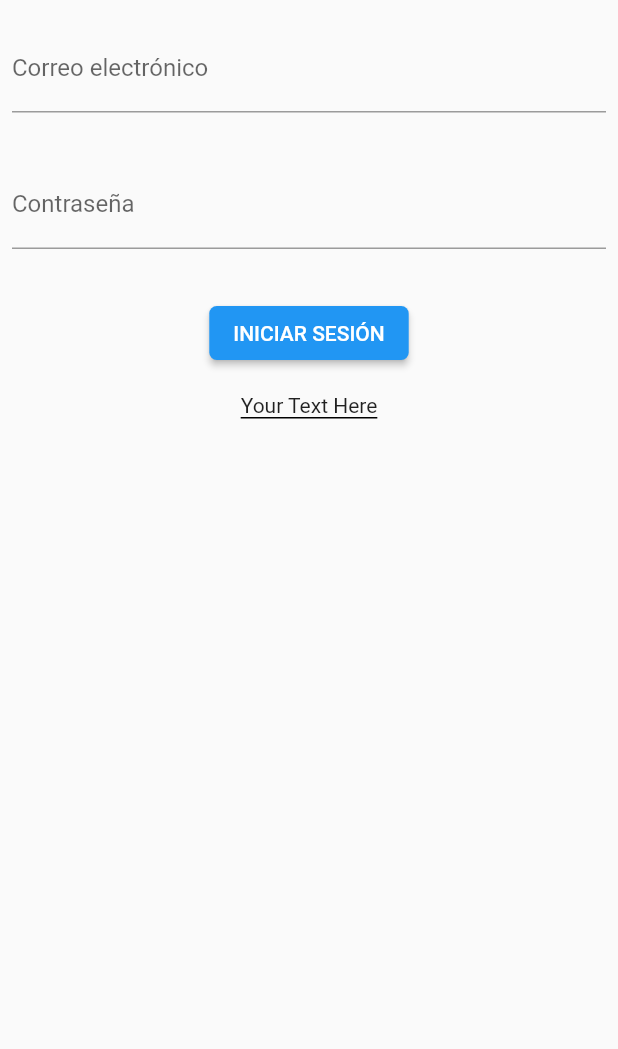
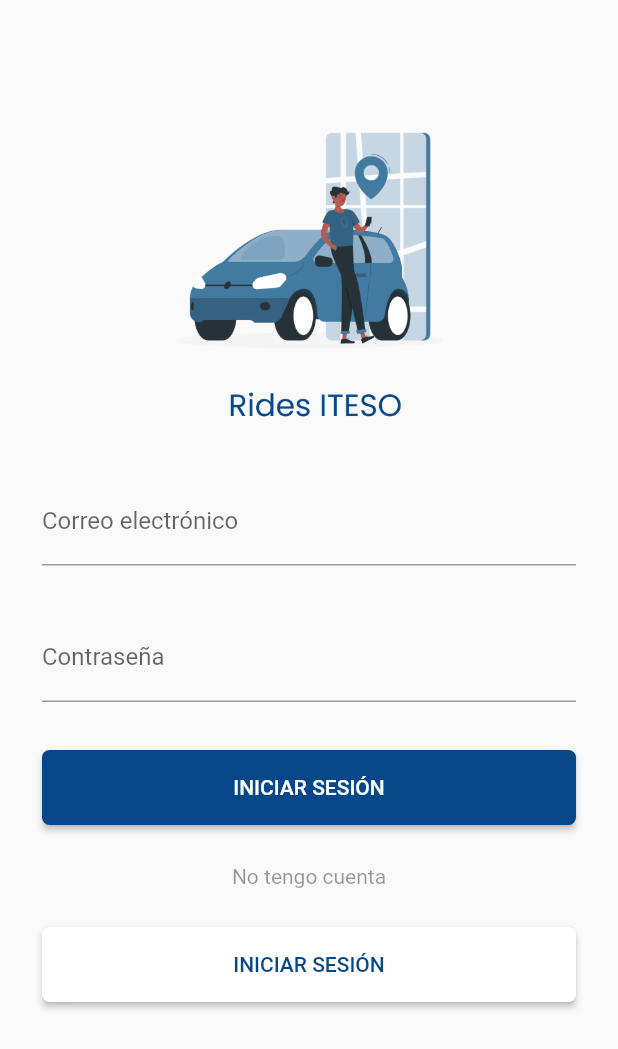
Before and after one commit to carlatalamantes/rides-iteso, a Flutter app: the screen it shows after launch, on a phone screen of 412 x 824 dp. Shown: the top 1049 px of the screen. Run offline on Flutter 3.47's test engine with Material 2 defaults, Android fonts, the phone set to English and light mode, and no system bars.

Commit message:
Login page done

```diff
--- a/lib/login/loginPage.dart
+++ b/lib/login/loginPage.dart
@@ -11,11 +11,21 @@ class _LoginPageState extends State<LoginPage> {
   @override
   Widget build(BuildContext context) {
     return Scaffold(
-        body: Container(
+        body: SingleChildScrollView(
+            padding: EdgeInsets.all(20),
+            child: Center(
               child: Column(
                 children: [
                   Padding(
-            padding: const EdgeInsets.symmetric(horizontal: 8, vertical: 16),
+                      padding: const EdgeInsets.symmetric(
+                          horizontal: 8, vertical: 16),
+                      child: const Image(
+                        image: AssetImage('assets/images/logo_blue.png'),
+                        height: 250,
+                      )),
+                  Padding(
+                    padding:
+                        const EdgeInsets.symmetric(horizontal: 8, vertical: 16),
                     child: TextFormField(
                       decoration: const InputDecoration(
                         border: UnderlineInputBorder(),
@@ -24,7 +34,8 @@ class _LoginPageState extends State<LoginPage> {
                     ),
                   ),
                   Padding(
-            padding: const EdgeInsets.symmetric(horizontal: 8, vertical: 16),
+                    padding:
+                        const EdgeInsets.symmetric(horizontal: 8, vertical: 16),
                     child: TextFormField(
                       decoration: const InputDecoration(
                         border: UnderlineInputBorder(),
@@ -33,29 +44,48 @@ class _LoginPageState extends State<LoginPage> {
                     ),
                   ),
                   Padding(
-            padding: const EdgeInsets.symmetric(horizontal: 8, vertical: 16),
+                    padding:
+                        const EdgeInsets.symmetric(horizontal: 8, vertical: 16),
                     child: ElevatedButton(
                       style: ElevatedButton.styleFrom(
                           shape: RoundedRectangleBorder(
                             borderRadius: BorderRadius.circular(5),
                           ),
-              ),
+                          minimumSize: const Size.fromHeight(50),
+                          backgroundColor: Color(0xFF064789)),
                       onPressed: () {},
                       child: const Text('INICIAR SESIÓN'),
                     ),
                   ),
-          Container(
-            child: Text(
-              'Your Text Here',
+                  const SizedBox(
+                    height: 10,
                   ),
-            decoration: BoxDecoration(
-              border: Border(
-                bottom: BorderSide(color: Colors.black),
+                  const Text(
+                    'No tengo cuenta',
+                    style: TextStyle(color: Color(0x80333533)),
+                  ),
+                  const SizedBox(
+                    height: 10,
+                  ),
+                  Padding(
+                    padding:
+                        const EdgeInsets.symmetric(horizontal: 8, vertical: 16),
+                    child: ElevatedButton(
+                      style: ElevatedButton.styleFrom(
+                          shape: RoundedRectangleBorder(
+                            borderRadius: BorderRadius.circular(5),
+                          ),
+                          minimumSize: const Size.fromHeight(50),
+                          backgroundColor: Colors.white),
+                      onPressed: () {},
+                      child: const Text(
+                        'INICIAR SESIÓN',
+                        style: TextStyle(color: Color(0xFF064789)),
                       ),
                     ),
-          ),
+                  )
                 ],
               ),
-    ));
+            )));
   }
 }
--- a/pubspec.yaml
+++ b/pubspec.yaml
@@ -32,7 +32,6 @@ dependencies:
   flutter:
     sdk: flutter
 
-
   # The following adds the Cupertino Icons font to your application.
   # Use with the CupertinoIcons class for iOS style icons.
   cupertino_icons: ^1.0.2
@@ -53,15 +52,14 @@ dev_dependencies:
 
 # The following section is specific to Flutter packages.
 flutter:
-
   # The following line ensures that the Material Icons font is
   # included with your application, so that you can use the icons in
   # the material Icons class.
   uses-material-design: true
 
   # To add assets to your application, add an assets section, like this:
-  # assets:
-  #   - images/a_dot_burr.jpeg
+  assets:
+    - assets/images/
   #   - images/a_dot_ham.jpeg
 
   # An image asset can refer to one or more resolution-specific "variants", see
```
Also changed, not shown: assets/images/logo_blue.png (added). Lines whose indentation alone changed are shown as unchanged.
